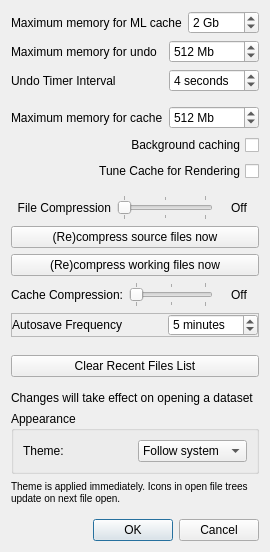
First picture: the form in SPIERSedit/ui/settings.ui, repository palaeoware/SPIERS, before the edit.
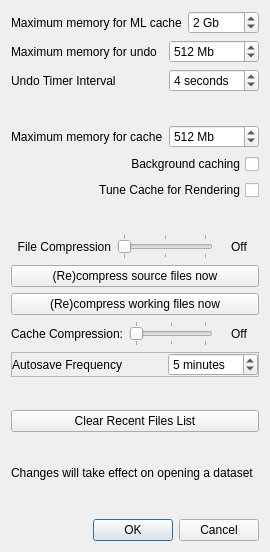
Second picture: the form after the edit.

Commit message: Moves theme selection into a reusable widget. Adds a colourswatch helper.

Patch:
```diff
--- a/SPIERSedit/ui/settings.ui
+++ b/SPIERSedit/ui/settings.ui
@@ -435,52 +435,7 @@
     </widget>
    </item>
    <item>
-    <widget class="QGroupBox" name="groupBoxAppearance">
-     <property name="title">
-      <string>Appearance</string>
-     </property>
-     <layout class="QHBoxLayout">
-      <item>
-       <widget class="QLabel" name="labelTheme">
-        <property name="text">
-         <string>Theme:</string>
-        </property>
-       </widget>
-      </item>
-      <item>
-       <widget class="QComboBox" name="comboBoxTheme">
-        <property name="toolTip">
-         <string>Choose the application colour theme. The change is applied immediately.</string>
-        </property>
-        <item>
-         <property name="text">
-          <string>Follow system</string>
-         </property>
-        </item>
-        <item>
-         <property name="text">
-          <string>Dark</string>
-         </property>
-        </item>
-        <item>
-         <property name="text">
-          <string>Light</string>
-         </property>
-        </item>
-       </widget>
-      </item>
-     </layout>
-    </widget>
-   </item>
-   <item>
-    <widget class="QLabel" name="labelThemeNote">
-     <property name="text">
-      <string>&lt;small&gt;Theme is applied immediately. Icons in open file trees update on next file open.&lt;/small&gt;</string>
-     </property>
-     <property name="wordWrap">
-      <bool>true</bool>
-     </property>
-    </widget>
+    <widget class="QWidget" name="appearancePlaceholder" native="true"/>
    </item>
    <item>
     <spacer>
```
The commit also changes 15 other files.
